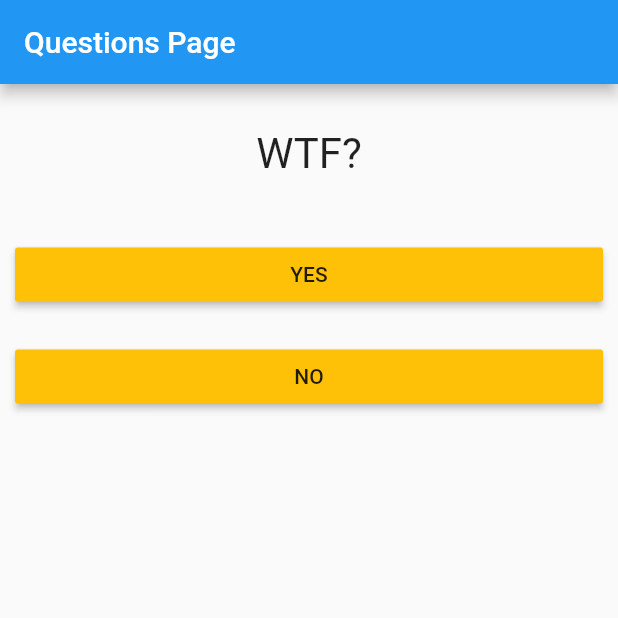
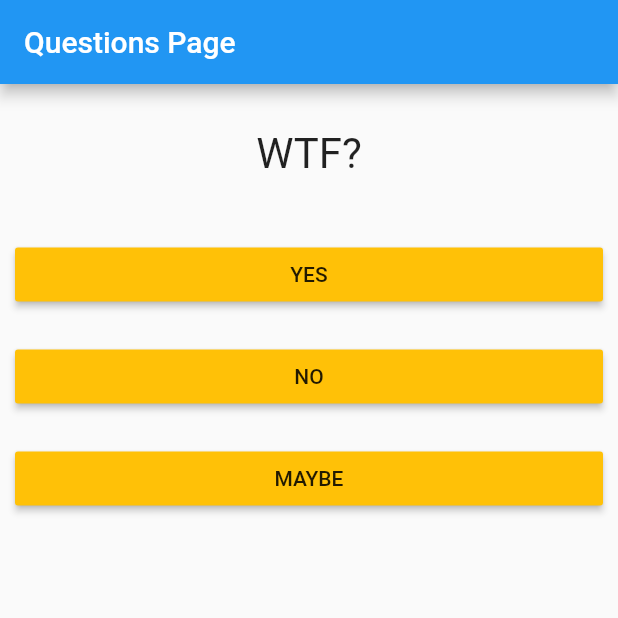
Before and after one commit to archangelmichael/UdemyFlutter, a Flutter app: the screen it shows after launch, on a phone screen of 412 x 824 dp, the top half of it. Run offline on Flutter 3.47's test engine with Material 2 defaults, Android fonts, the phone set to English and light mode, and no system bars.

Commit message:
+ Add question model + Add multiple widgets epending on the question

```diff
--- /dev/null
+++ b/intro/lib/models/question.dart
@@ -0,0 +1,6 @@
+class Question {
+  String title;
+  List<String> answers = ["YES", "NO", "MAYBE"];
+
+  Question(this.title);
+}
--- a/intro/lib/pages/question_page.dart
+++ b/intro/lib/pages/question_page.dart
@@ -1,4 +1,5 @@
 import 'package:flutter/material.dart';
+import 'package:intro/models/question.dart';
 import 'package:intro/pages/widgets/question_answer.dart';
 import 'package:intro/pages/widgets/question_title.dart';
 
@@ -8,7 +9,11 @@ class QuestionPage extends StatefulWidget {
 }
 
 class _QuestionPageState extends State<QuestionPage> {
-  final List<String> _questions = ["WTF?", "HTF?", "WWTF?"];
+  final List<Question> _questions = [
+    Question("WTF?"),
+    Question("HTF?"),
+    Question("WWTF?"),
+  ];
 
   var _currentIndex = 0;
 
@@ -24,6 +29,13 @@ class _QuestionPageState extends State<QuestionPage> {
 
   @override
   Widget build(BuildContext context) {
+    var selectedQuestion = _questions[_currentIndex];
+    var questionChildren = <Widget>[];
+    questionChildren.add(QuestionTitle(selectedQuestion.title));
+    for(var answer in selectedQuestion.answers) {
+      questionChildren.add(QuestionAnswer(answer, _getNextQuestion));
+    }
+
     return Scaffold(
       appBar: AppBar(
         // Here we take the value from the MyHomePage object that was created by
@@ -32,9 +44,8 @@ class _QuestionPageState extends State<QuestionPage> {
       ),
       body: Column(
         children: <Widget>[
-          QuestionTitle(_questions[_currentIndex]),
-          QuestionAnswer("YES", _getNextQuestion),
-          QuestionAnswer("NO", _getNextQuestion),
+          QuestionTitle(selectedQuestion.title),
+          ...selectedQuestion.answers.map( (answer) { return QuestionAnswer(answer, _getNextQuestion); })
         ],
       ),
     );
```
